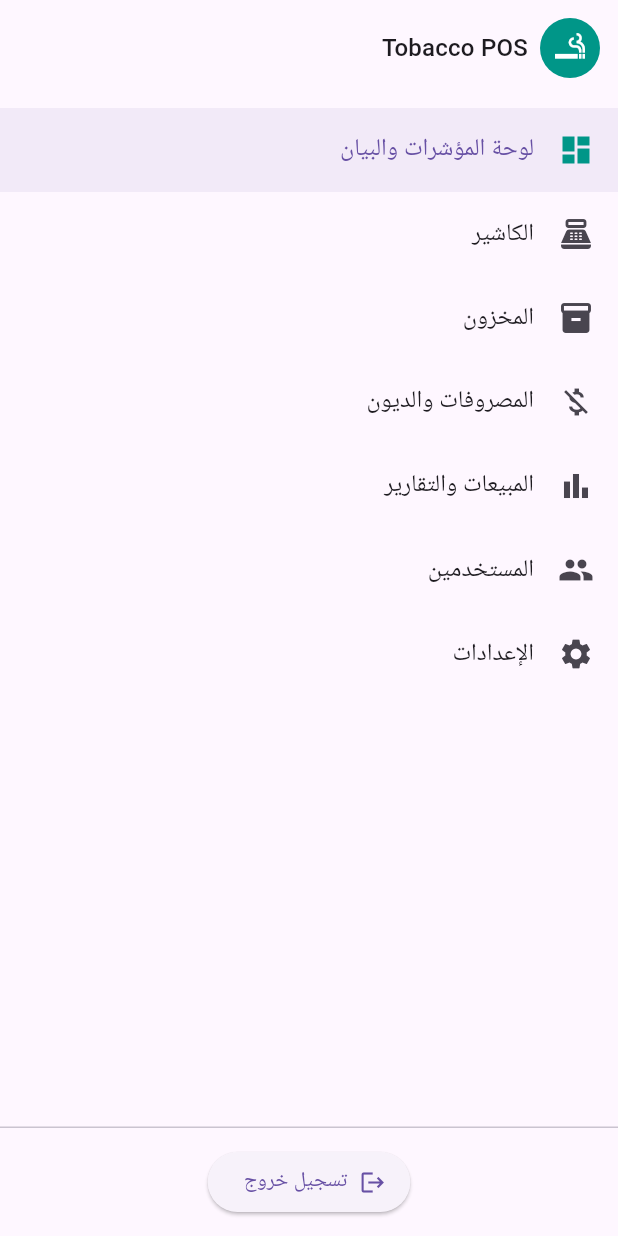
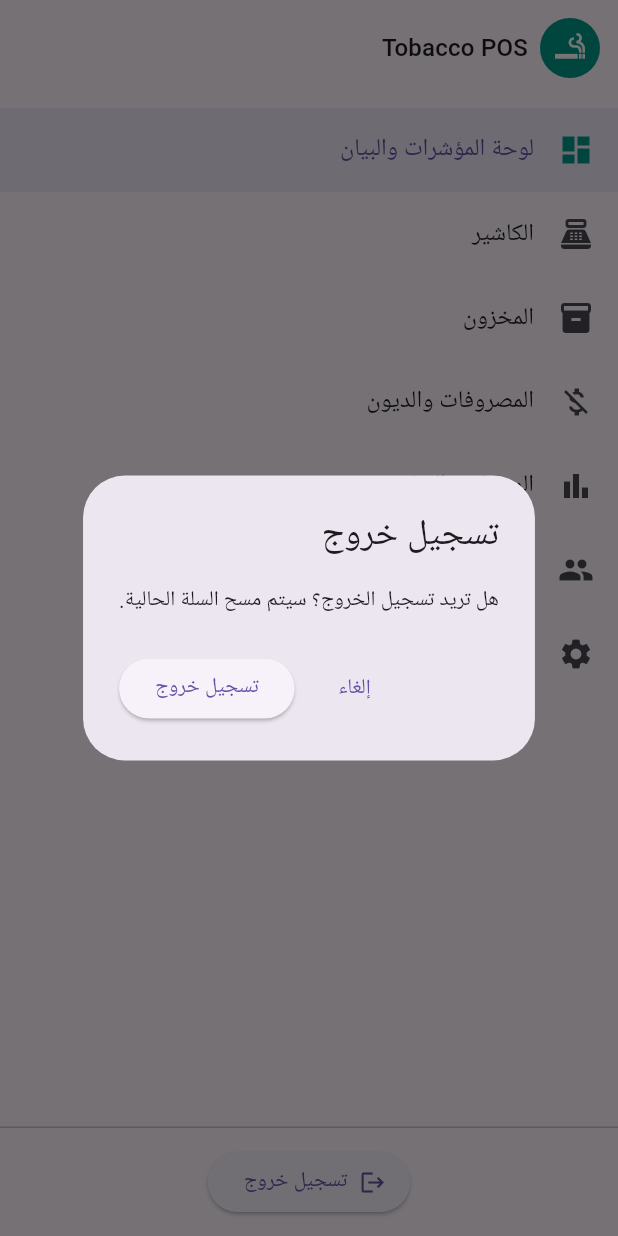
Before and after one commit to nmnm777/NEMOtobacco-pos, a Flutter app: the Sidebar widget shown alone on an empty page, opened directly with empty values, after a tap on "تسجيل خروج", on a phone screen of 412 x 824 dp. Run offline on Flutter 3.47's test engine with Material 3 defaults, Android fonts, the phone set to English and light mode, and no system bars; our stand-ins replace pdf, printing, sqflite; accounts and stored records are empty.

Commit message:
Add DB export helper and top-bar import/export actions; add logout confirmation

```diff
--- a/lib/widgets/sidebar.dart
+++ b/lib/widgets/sidebar.dart
@@ -46,10 +46,24 @@ class Sidebar extends StatelessWidget {
           Padding(
             padding: const EdgeInsets.all(12),
             child: ElevatedButton.icon(
-              onPressed: () => onSelect(AppSection.settings),
-              icon: const Icon(Icons.logout),
-              label: const Text('تسجيل خروج'),
-            ),
+            onPressed: () async {
+              final confirm = await showDialog<bool>(context: context, builder: (ctx) => AlertDialog(
+                title: const Text('تسجيل خروج'),
+                content: const Text('هل تريد تسجيل الخروج؟ سيتم مسح السلة الحالية.'),
+                actions: [
+                  TextButton(onPressed: () => Navigator.of(ctx).pop(false), child: const Text('إلغاء')),
+                  ElevatedButton(onPressed: () => Navigator.of(ctx).pop(true), child: const Text('تسجيل خروج')),
+                ],
+              ));
+
+              if (confirm == true) {
+                // clear cart and navigate to settings as a placeholder
+                onSelect(AppSection.settings);
+              }
+            },
+            icon: const Icon(Icons.logout),
+            label: const Text('تسجيل خروج'),
+          ),
           ),
         ],
       ),
```
Also changed, not shown: lib/main.dart (+32 -0 lines), lib/services/db_helper.dart (+28 -0 lines).
